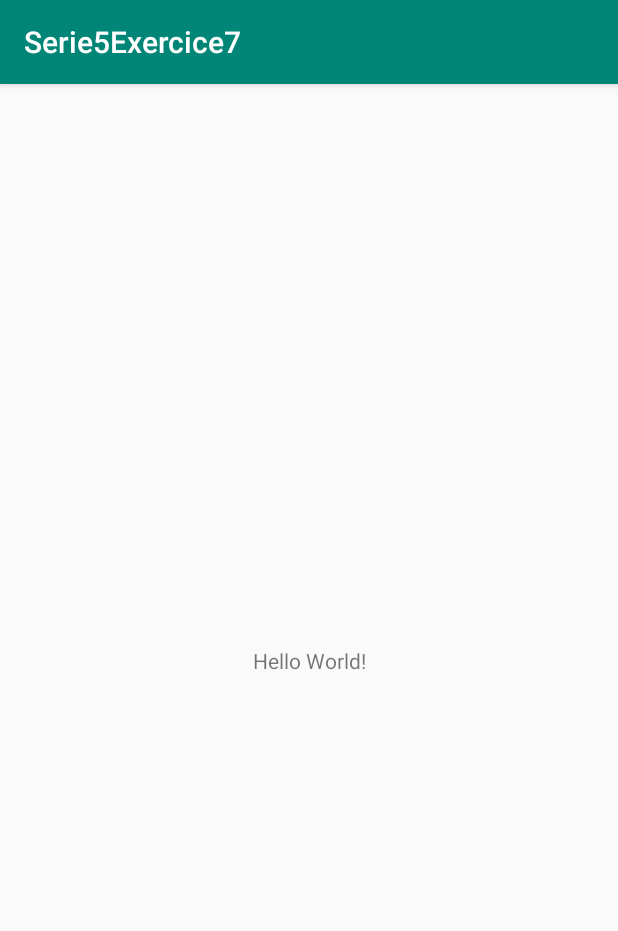
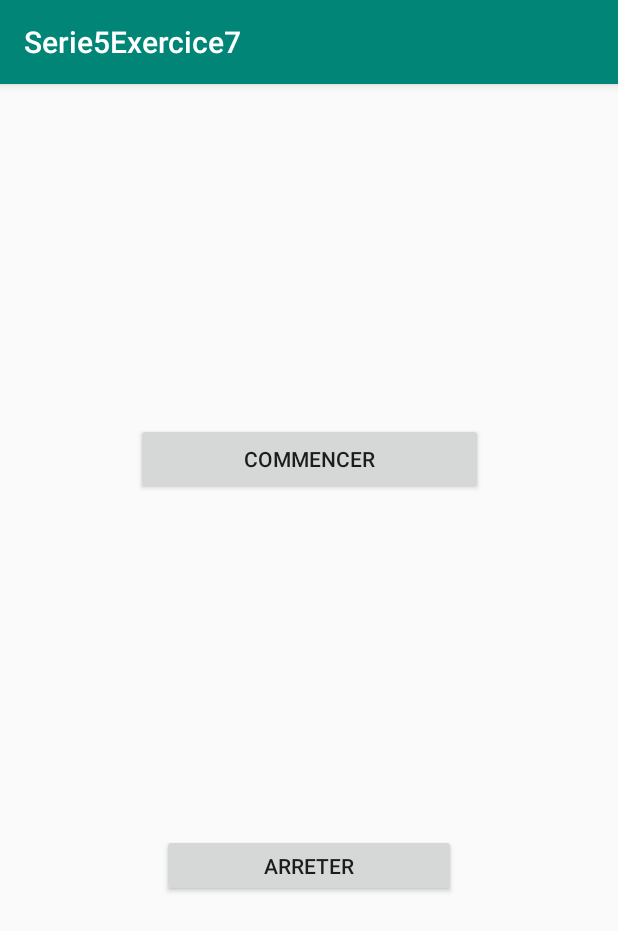
Before and after one commit to boukoftanebilal/Serie5Exercice7, an Android app: the screen it shows after launch (MainActivity), on a phone screen of 412 x 824 dp. Shown: the top 931 px of the screen. Run offline under Robolectric (Android 15) with nearby library versions, the light colour scheme and no system bars.

Commit message:
2 commit

```diff
--- a/app/src/main/res/layout/activity_main.xml
+++ b/app/src/main/res/layout/activity_main.xml
@@ -6,13 +6,32 @@
     android:layout_height="match_parent"
     tools:context=".MainActivity">
 
-    <TextView
-        android:layout_width="wrap_content"
-        android:layout_height="wrap_content"
-        android:text="Hello World!"
+    <Button
+        android:id="@+id/button3"
+        android:layout_width="231dp"
+        android:layout_height="48dp"
+        android:onClick="startService"
+        android:text="Commencer"
+        app:layout_constraintBottom_toTopOf="@+id/button2"
+        app:layout_constraintEnd_toEndOf="parent"
+        app:layout_constraintHorizontal_bias="0.5"
+        app:layout_constraintStart_toStartOf="parent"
+        app:layout_constraintTop_toTopOf="parent"
+        tools:ignore="OnClick" />
+
+    <Button
+        android:id="@+id/button2"
+        android:layout_width="196dp"
+        android:layout_height="42dp"
+        android:onClick="stopService"
+        android:text="Arreter"
+
         app:layout_constraintBottom_toBottomOf="parent"
-        app:layout_constraintLeft_toLeftOf="parent"
-        app:layout_constraintRight_toRightOf="parent"
-        app:layout_constraintTop_toTopOf="parent" />
+        app:layout_constraintEnd_toEndOf="parent"
+        app:layout_constraintHorizontal_bias="0.5"
+        app:layout_constraintStart_toStartOf="parent"
+        app:layout_constraintTop_toBottomOf="@+id/button3"
+        tools:ignore="OnClick" />
+
 
 </androidx.constraintlayout.widget.ConstraintLayout>
```
Also changed, not shown: app/src/main/java/com/example/serie5exercice7/AdhanService.kt (added, +54 -0 lines), app/src/main/java/com/example/serie5exercice7/App.kt (added, +35 -0 lines), app/src/main/res/drawable-v24/moon.png (added), 1 other file.
